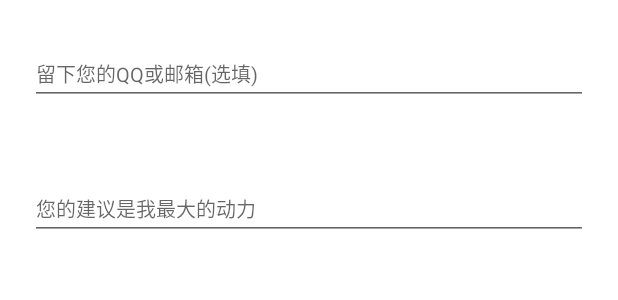
After one commit to hiwhitley/HiTomato, an Android app: the layout fragment_suggest.xml on its own in the app's theme, with its tools: preview values and no code run, on a phone screen of 412 x 824 dp. The commit adds this screen. Shown: the top 300 px of the screen. Run offline under Robolectric (Android 15) with nearby library versions, the phone set to English and light mode, and no system bars.

Commit message:
add SuggestFragment.java

```diff
--- a/src/main/java/com/hiwhitley/potatoandtomato/activity/MainListActivity.java
+++ b/src/main/java/com/hiwhitley/potatoandtomato/activity/MainListActivity.java
@@ -27,6 +27,7 @@ import com.hiwhitley.potatoandtomato.fragment.AboutFragment;
 import com.hiwhitley.potatoandtomato.fragment.RecyclerListFragment;
 import com.hiwhitley.potatoandtomato.fragment.SettingFragment;
 import com.hiwhitley.potatoandtomato.fragment.StatisticFragment;
+import com.hiwhitley.potatoandtomato.fragment.SuggestFragment;
 import com.hiwhitley.potatoandtomato.utils.FontManager;
 import com.hiwhitley.potatoandtomato.widget.ColorDialog;
 import com.hiwhitley.potatoandtomato.widget.CrossView;
@@ -195,6 +196,8 @@ public class MainListActivity extends BaseActivity {
                 mCrossView.setVisibility(View.GONE);
                 break;
             case R.id.nav_email:
+                startNextView(new SuggestFragment(), "意见反馈");
+                mCrossView.setVisibility(View.GONE);
                 break;
             case R.id.nav_about:
                 startNextView(new AboutFragment(), "关于");
--- /dev/null
+++ b/src/main/res/layout/fragment_suggest.xml
@@ -0,0 +1,41 @@
+<?xml version="1.0" encoding="utf-8"?>
+
+<RelativeLayout xmlns:android="http://schemas.android.com/apk/res/android"
+                android:layout_width="match_parent"
+                android:layout_height="match_parent"
+                android:focusable="true"
+                android:focusableInTouchMode="true">
+
+    <android.support.design.widget.TextInputLayout
+
+        android:id="@+id/ti_email_or_qq"
+        android:layout_width="match_parent"
+        android:layout_height="wrap_content"
+        android:padding="20dp">
+
+        <EditText
+            android:layout_width="match_parent"
+            android:layout_height="wrap_content"
+            android:hint="@string/suggest_qq_or_mail"
+            android:maxLength="500"
+            android:textSize="13sp" />
+    </android.support.design.widget.TextInputLayout>
+
+    <android.support.design.widget.TextInputLayout
+
+        android:id="@+id/ti_suggest"
+        android:layout_width="match_parent"
+        android:layout_height="wrap_content"
+        android:layout_below="@id/ti_email_or_qq"
+        android:padding="20dp">
+
+        <EditText
+            android:layout_width="match_parent"
+            android:layout_height="wrap_content"
+            android:hint="@string/suggest_hind_text"
+            android:maxLength="500"
+            android:textSize="13sp" />
+    </android.support.design.widget.TextInputLayout>
+
+
+</RelativeLayout>
--- a/src/main/res/menu/menu_drawer.xml
+++ b/src/main/res/menu/menu_drawer.xml
@@ -27,7 +27,7 @@
         <item
             android:id="@+id/nav_email"
             android:icon="@drawable/icon_email"
-            android:title="联系我"
+            android:title="意见反馈"
             app:itemBackground="@drawable/btn_bg_gray" />
         <item
             android:id="@+id/nav_about"
--- a/src/main/res/values/strings.xml
+++ b/src/main/res/values/strings.xml
@@ -37,5 +37,7 @@
     <string name="sound_count">通知声音重复</string>
     <string name="sound_type">通知类型</string>
     <string name="version_name">V1.0.0</string>
+    <string name="suggest_qq_or_mail">留下您的QQ或邮箱(选填)</string>
+    <string name="suggest_hind_text">您的建议是我最大的动力</string>
 
 </resources>
```
Also changed, not shown: src/main/java/com/hiwhitley/potatoandtomato/adapter/RecyclerListAdapter.java (+2 -34 lines), src/main/java/com/hiwhitley/potatoandtomato/fragment/SuggestFragment.java (added, +57 -0 lines), src/main/res/layout/fragment_about.xml (+28 -0 lines), src/main/res/drawable/donate.png (added).
